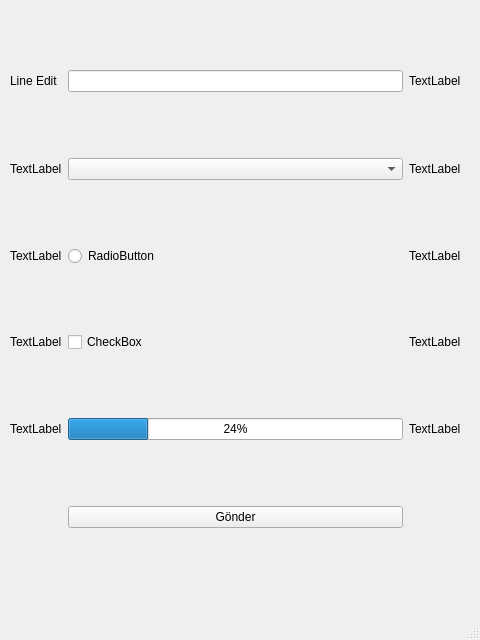
Old version of the form Proje/Yekta/ilkUIHoca.ui in the repository vektorelpython19/pythontemel.
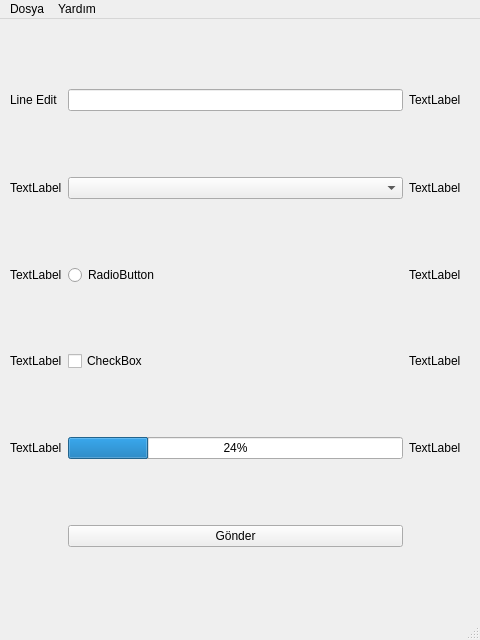
New version of the form.

What changed in the file:
```diff
--- a/Proje/Yekta/ilkUIHoca.ui
+++ b/Proje/Yekta/ilkUIHoca.ui
@@ -122,7 +122,11 @@
       </widget>
      </item>
      <item row="1" column="1">
-      <widget class="QComboBox" name="cmbSecim"/>
+      <widget class="QComboBox" name="cmbSecim">
+       <property name="enabled">
+        <bool>true</bool>
+       </property>
+      </widget>
      </item>
      <item row="3" column="0">
       <widget class="QLabel" name="label_7">
@@ -143,6 +147,20 @@
      <height>21</height>
     </rect>
    </property>
+   <widget class="QMenu" name="menuDosya">
+    <property name="title">
+     <string>Dosya</string>
+    </property>
+    <addaction name="dosyaAc"/>
+   </widget>
+   <widget class="QMenu" name="menuYard_m">
+    <property name="title">
+     <string>Yardım</string>
+    </property>
+    <addaction name="hakkinda"/>
+   </widget>
+   <addaction name="menuDosya"/>
+   <addaction name="menuYard_m"/>
   </widget>
   <widget class="QStatusBar" name="statusbar"/>
  </widget>
```
Left out of the diff: 10 changed lines with no effect on the pictures.
